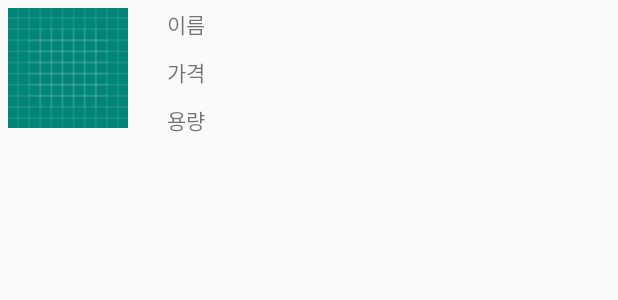
After one commit to ByeonYujin/CBNU-OpenSource-Professional-Project, an Android app: the layout list_refrigerator.xml on its own in the app's theme, with its tools: preview values and no code run, on a phone screen of 412 x 824 dp. The commit adds this screen. Shown: the top 300 px of the screen. Run offline under Robolectric (Android 15) with nearby library versions, the phone set to English and light mode, and no system bars.

Commit message:
//냉장고 디비연동

```diff
--- a/app/src/main/AndroidManifest.xml
+++ b/app/src/main/AndroidManifest.xml
@@ -118,6 +118,7 @@
         </activity>
         <activity android:name=".WashingResult" />
         <activity android:name=".TvResult"/>
+        <activity android:name=".RefrigeratorResult"/>
 
     </application>
 
--- /dev/null
+++ b/app/src/main/res/layout/list_refrigerator.xml
@@ -0,0 +1,52 @@
+<?xml version="1.0" encoding="utf-8"?>
+<LinearLayout
+    xmlns:android="http://schemas.android.com/apk/res/android" android:layout_width="match_parent"
+    android:layout_height="wrap_content">
+
+    <LinearLayout
+        android:layout_width="match_parent"
+        android:layout_height="wrap_content"
+        android:orientation="horizontal"
+        >
+
+        <ImageView
+            android:id="@+id/iv_profile"
+            android:layout_width="80dp"
+            android:layout_height="80dp"
+            android:layout_margin="5dp"
+            android:src="@drawable/ic_launcher_background"/>
+
+        <LinearLayout
+            android:layout_width="match_parent"
+            android:layout_height="wrap_content"
+            android:layout_marginLeft="15dp"
+            android:orientation="vertical">
+
+            <TextView
+                android:id="@+id/tv_id"
+                android:layout_width="wrap_content"
+                android:layout_height="wrap_content"
+                android:text="이름"
+                android:layout_margin="5dp"/>
+
+            <TextView
+                android:id="@+id/tv_pw"
+                android:layout_width="wrap_content"
+                android:layout_height="wrap_content"
+                android:text="가격"
+                android:layout_margin="5dp"/>
+
+            <TextView
+                android:id="@+id/tv_Username"
+                android:layout_width="wrap_content"
+                android:layout_height="wrap_content"
+                android:text="용량"
+                android:layout_margin="5dp"/>
+
+
+        </LinearLayout>
+
+    </LinearLayout>
+
+
+</LinearLayout>
```
Also changed, not shown: app/src/main/java/com/cookandroid/catchnoteproject/Refrigerator.java (added, +42 -0 lines), app/src/main/java/com/cookandroid/catchnoteproject/RefrigeratorAdapter.java (added, +68 -0 lines), app/src/main/java/com/cookandroid/catchnoteproject/RefrigeratorResult.java (added, +70 -0 lines), app/src/main/java/com/cookandroid/catchnoteproject/RefriselectionActivity.java (+2 -5 lines).
